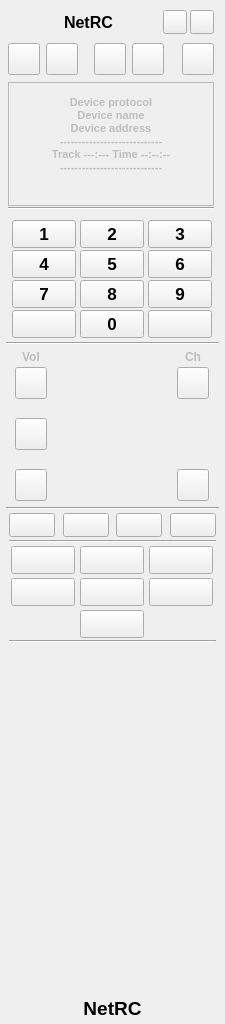
The window that src/ui/remotecontrol.ui (AceOfSnakes/NetRC) describes before a commit, drawn with Qt 5.
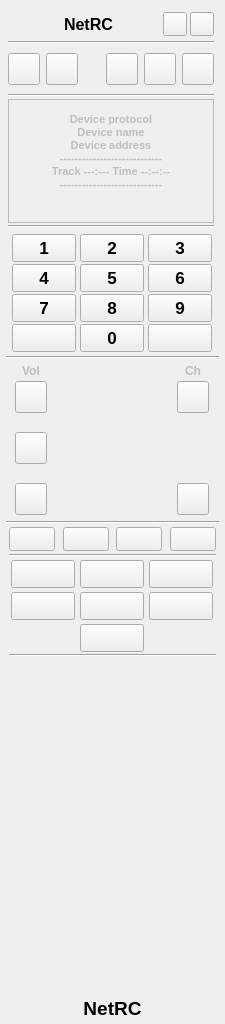
The same window after the commit. Icons and pictures are not drawn.

Commit message: add header fixed size

```diff
--- a/src/ui/remotecontrol.ui
+++ b/src/ui/remotecontrol.ui
@@ -106,18 +106,18 @@
       <property name="minimumSize">
        <size>
         <width>214</width>
-        <height>210</height>
+        <height>224</height>
        </size>
       </property>
       <property name="maximumSize">
        <size>
         <width>214</width>
-        <height>210</height>
+        <height>224</height>
        </size>
       </property>
-      <layout class="QVBoxLayout" name="verticalLayout" stretch="0,0,0">
+      <layout class="QVBoxLayout" name="verticalLayout" stretch="0,0,0,0">
        <property name="spacing">
-        <number>0</number>
+        <number>2</number>
        </property>
        <property name="sizeConstraint">
         <enum>QLayout::SizeConstraint::SetDefaultConstraint</enum>
@@ -145,16 +145,16 @@
          <property name="minimumSize">
           <size>
            <width>0</width>
-           <height>76</height>
+           <height>88</height>
           </size>
          </property>
          <property name="maximumSize">
           <size>
            <width>16777215</width>
-           <height>76</height>
+           <height>88</height>
           </size>
          </property>
-         <layout class="QVBoxLayout" name="verticalLayout_9">
+         <layout class="QVBoxLayout" name="verticalLayout_9" stretch="0,2,0">
           <property name="spacing">
            <number>0</number>
           </property>
@@ -168,7 +168,7 @@
            <number>0</number>
           </property>
           <property name="bottomMargin">
-           <number>0</number>
+           <number>2</number>
           </property>
           <item>
            <layout class="QVBoxLayout" name="verticalLayout_8">
@@ -202,7 +202,7 @@
                <number>0</number>
               </property>
               <property name="bottomMargin">
-               <number>3</number>
+               <number>0</number>
               </property>
               <item>
                <widget class="QLabel" name="logo">
@@ -359,6 +359,19 @@
             </item>
            </layout>
           </item>
+          <item>
+           <widget class="Line" name="line">
+            <property name="sizePolicy">
+             <sizepolicy hsizetype="Minimum" vsizetype="Fixed">
+              <horstretch>0</horstretch>
+              <verstretch>0</verstretch>
+             </sizepolicy>
+            </property>
+            <property name="orientation">
+             <enum>Qt::Orientation::Horizontal</enum>
+            </property>
+           </widget>
+          </item>
           <item>
            <layout class="QHBoxLayout" name="horizontalLayout">
             <property name="sizeConstraint">
@@ -368,7 +381,7 @@
              <number>4</number>
             </property>
             <property name="bottomMargin">
-             <number>4</number>
+             <number>0</number>
             </property>
             <item>
              <widget class="QPushButton" name="connectButton">
@@ -550,20 +563,6 @@
               </property>
              </widget>
             </item>
-            <item>
-             <widget class="Line" name="line_6">
-              <property name="orientation">
-               <enum>Qt::Orientation::Horizontal</enum>
-              </property>
-             </widget>
-            </item>
-            <item>
-             <widget class="Line" name="line">
-              <property name="orientation">
-               <enum>Qt::Orientation::Horizontal</enum>
-              </property>
-             </widget>
-            </item>
             <item>
              <widget class="QPushButton" name="aboutButton">
               <property name="sizePolicy">
@@ -634,6 +633,16 @@
          </layout>
         </widget>
        </item>
+       <item>
+        <widget class="Line" name="line_4">
+         <property name="accessibleName">
+          <string>line</string>
+         </property>
+         <property name="orientation">
+          <enum>Qt::Orientation::Horizontal</enum>
+         </property>
+        </widget>
+       </item>
        <item>
         <widget class="QListWidget" name="statusDisplayWidget">
          <property name="enabled">
@@ -811,10 +820,7 @@
         </widget>
        </item>
        <item>
-        <widget class="Line" name="line_4">
-         <property name="accessibleName">
-          <string>line</string>
-         </property>
+        <widget class="Line" name="line_8">
          <property name="orientation">
           <enum>Qt::Orientation::Horizontal</enum>
          </property>
@@ -2422,6 +2428,12 @@
     </item>
     <item>
      <widget class="QWidget" name="footerWidget" native="true">
+      <property name="sizePolicy">
+       <sizepolicy hsizetype="Preferred" vsizetype="Expanding">
+        <horstretch>0</horstretch>
+        <verstretch>0</verstretch>
+       </sizepolicy>
+      </property>
       <layout class="QVBoxLayout" name="verticalLayout_7">
        <property name="spacing">
         <number>0</number>
@@ -2444,12 +2456,12 @@
           <enum>Qt::Orientation::Vertical</enum>
          </property>
          <property name="sizeType">
-          <enum>QSizePolicy::Policy::Preferred</enum>
+          <enum>QSizePolicy::Policy::Expanding</enum>
          </property>
          <property name="sizeHint" stdset="0">
           <size>
-           <width>1024</width>
-           <height>1024</height>
+           <width>12</width>
+           <height>12</height>
           </size>
          </property>
         </spacer>
```
The commit also changes 1 other file.
